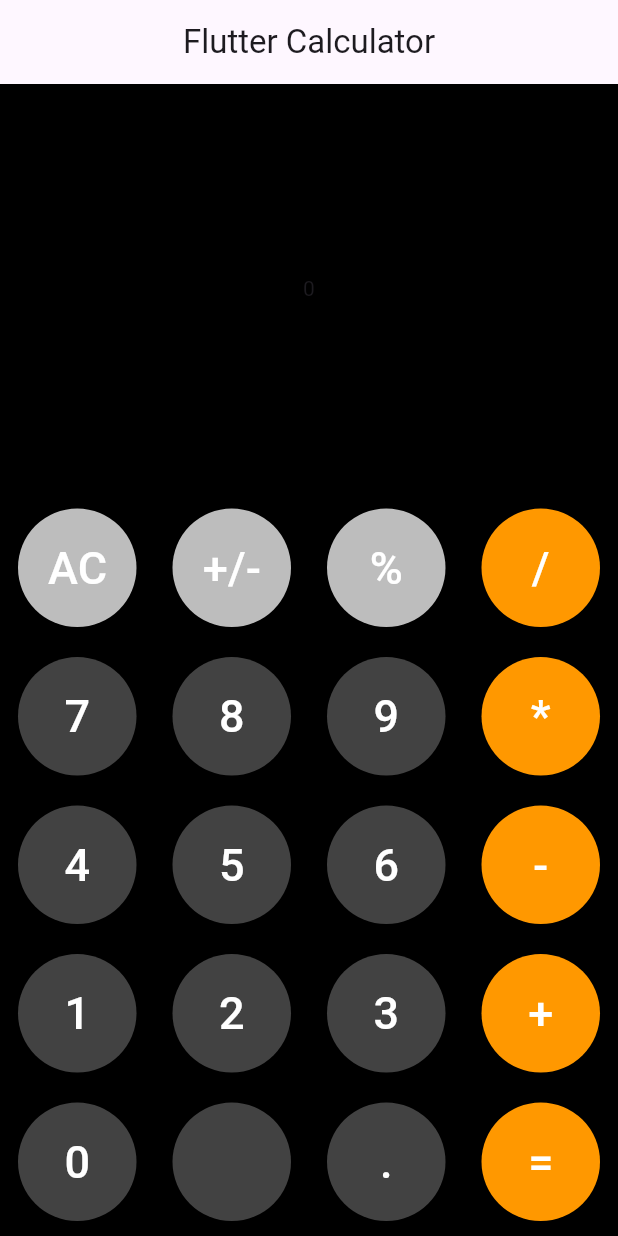
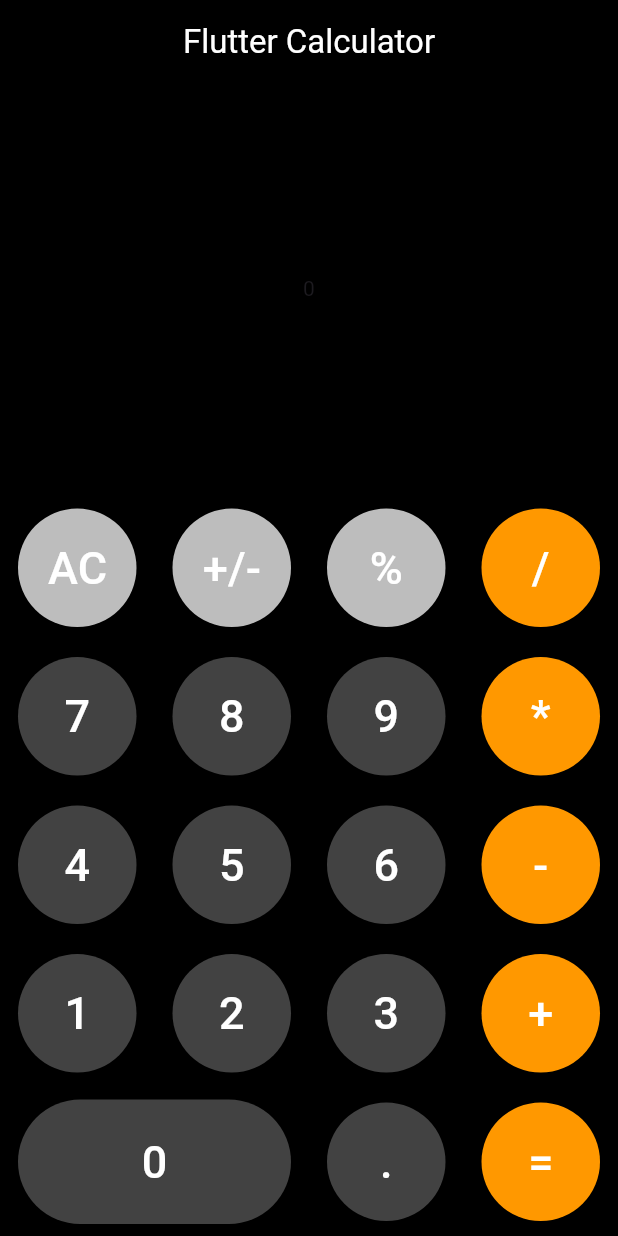
Before and after one commit to KaozhiChen/CalculatorApp, a Flutter app: the screen it shows after launch, on a phone screen of 412 x 824 dp. Run offline on Flutter 3.47's test engine with Material 3 defaults, Android fonts, the phone set to English and light mode, and no system bars.

Commit message:
update 0 button

```diff
--- a/lib/index.dart
+++ b/lib/index.dart
@@ -27,8 +27,8 @@ class _IndexPageState extends State<IndexPage> {
     "2",
     "3",
     "+",
+    "",
     "0",
-    "",
     ".",
     "="
   ];
@@ -38,8 +38,12 @@ class _IndexPageState extends State<IndexPage> {
     return Scaffold(
         backgroundColor: Colors.black,
         appBar: AppBar(
-          title: const Text('Flutter Calculator'),
+          title: const Text(
+            'Flutter Calculator',
+            style: TextStyle(color: Colors.white),
+          ),
           centerTitle: true,
+          backgroundColor: Colors.black,
         ),
         body: Container(
           child: Column(
@@ -69,10 +73,18 @@ class _IndexPageState extends State<IndexPage> {
   Widget _buidButtons() {
     List<Widget> rows = [];
     List<Widget> btns = [];
+    int flex = 1;
     for (int i = 0; i < buttonKeys.length; i++) {
       String key = buttonKeys[i];
-      Widget btn = ButtonWidget(label: key);
-      btns.add(btn);
+      if (key.isEmpty) {
+        flex++;
+        continue;
+      } else {
+        Widget btn = ButtonWidget(label: key, flex: flex);
+        btns.add(btn);
+        flex = 1;
+      }
+
       if ((i + 1) % 4 == 0) {
         rows.add(Row(
           children: btns,
```
